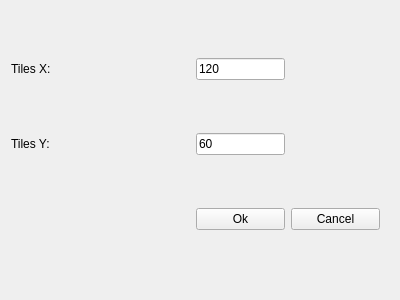
This is GameDemonstrator/dialogs/CreateNewMapDialog.ui in raubwuerger/StrategicGameProject as Qt 5 draws it before an edit. The edited form follows.
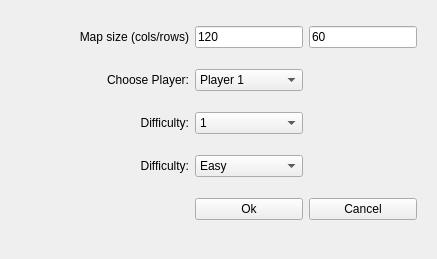
This is the edited form.

Commit message: Renamed CreateNewMapDialog to CreateNewGameDialog.

Diff of the .ui file:
```diff
--- a/GameDemonstrator/dialogs/CreateNewMapDialog.ui
+++ b/GameDemonstrator/dialogs/CreateNewMapDialog.ui
@@ -6,8 +6,8 @@
    <rect>
     <x>0</x>
     <y>0</y>
-    <width>400</width>
-    <height>300</height>
+    <width>437</width>
+    <height>259</height>
    </rect>
   </property>
   <property name="windowTitle">
@@ -18,50 +18,138 @@
     <rect>
      <x>0</x>
      <y>0</y>
-     <width>391</width>
-     <height>291</height>
+     <width>428</width>
+     <height>251</height>
     </rect>
    </property>
-   <layout class="QGridLayout" name="gridLayout" rowstretch="0,0,0,0,0,0,0,0,0,0" columnstretch="2,1,1,0">
-    <item row="4" column="1">
+   <layout class="QGridLayout" name="gridLayout" rowstretch="0,0,0,0,0,0,0" columnstretch="2,0,0,0">
+    <item row="4" column="0">
+     <widget class="QLabel" name="labelDifficulty">
+      <property name="text">
+       <string>Difficulty:</string>
+      </property>
+      <property name="alignment">
+       <set>Qt::AlignRight|Qt::AlignTrailing|Qt::AlignVCenter</set>
+      </property>
+     </widget>
+    </item>
+    <item row="6" column="3">
+     <widget class="QPushButton" name="pushButtonCancel">
+      <property name="text">
+       <string>Cancel</string>
+      </property>
+     </widget>
+    </item>
+    <item row="6" column="2">
      <widget class="QPushButton" name="pushButtonOk">
       <property name="text">
        <string>Ok</string>
       </property>
      </widget>
     </item>
-    <item row="1" column="1">
-     <widget class="QLineEdit" name="lineEditTilesY">
-      <property name="text">
-       <string>60</string>
-      </property>
-     </widget>
-    </item>
-    <item row="0" column="1">
-     <widget class="QLineEdit" name="lineEditTilesX">
+    <item row="0" column="2">
+     <widget class="QLineEdit" name="lineEditTilesCols">
       <property name="text">
        <string>120</string>
       </property>
      </widget>
     </item>
-    <item row="1" column="0">
-     <widget class="QLabel" name="labelTilesY">
-      <property name="text">
-       <string>Tiles Y:</string>
-      </property>
-     </widget>
-    </item>
     <item row="0" column="0">
      <widget class="QLabel" name="labelTilesX">
       <property name="text">
-       <string>Tiles X:</string>
+       <string>Map size (cols/rows)</string>
+      </property>
+      <property name="alignment">
+       <set>Qt::AlignRight|Qt::AlignTrailing|Qt::AlignVCenter</set>
       </property>
      </widget>
     </item>
     <item row="4" column="2">
-     <widget class="QPushButton" name="pushButtonCancel">
+     <widget class="QComboBox" name="comboDifficulty">
+      <item>
+       <property name="text">
+        <string>Easy</string>
+       </property>
+      </item>
+      <item>
+       <property name="text">
+        <string>Medium</string>
+       </property>
+      </item>
+      <item>
+       <property name="text">
+        <string>Hard</string>
+       </property>
+      </item>
+     </widget>
+    </item>
+    <item row="2" column="0">
+     <widget class="QLabel" name="labelChoosePlayer">
       <property name="text">
-       <string>Cancel</string>
+       <string>Choose Player:</string>
+      </property>
+      <property name="alignment">
+       <set>Qt::AlignRight|Qt::AlignTrailing|Qt::AlignVCenter</set>
+      </property>
+     </widget>
+    </item>
+    <item row="0" column="3">
+     <widget class="QLineEdit" name="lineEditTilesRows">
+      <property name="text">
+       <string>60</string>
+      </property>
+     </widget>
+    </item>
+    <item row="2" column="2">
+     <widget class="QComboBox" name="comboBoxChoosePlayer">
+      <item>
+       <property name="text">
+        <string>Player 1</string>
+       </property>
+      </item>
+      <item>
+       <property name="text">
+        <string>Player 2</string>
+       </property>
+      </item>
+      <item>
+       <property name="text">
+        <string>Player 3</string>
+       </property>
+      </item>
+      <item>
+       <property name="text">
+        <string>Player 4</string>
+       </property>
+      </item>
+     </widget>
+    </item>
+    <item row="3" column="2">
+     <widget class="QComboBox" name="comboBoxEnemyCount">
+      <item>
+       <property name="text">
+        <string>1</string>
+       </property>
+      </item>
+      <item>
+       <property name="text">
+        <string>2</string>
+       </property>
+      </item>
+      <item>
+       <property name="text">
+        <string>3</string>
+       </property>
+      </item>
+     </widget>
+    </item>
+    <item row="3" column="0">
+     <widget class="QLabel" name="labelEnemyCount">
+      <property name="text">
+       <string>Difficulty:</string>
+      </property>
+      <property name="alignment">
+       <set>Qt::AlignRight|Qt::AlignTrailing|Qt::AlignVCenter</set>
       </property>
      </widget>
     </item>
```
Left out of the diff: 2 changed lines with no effect on the pictures. The commit also changes 5 other files.
